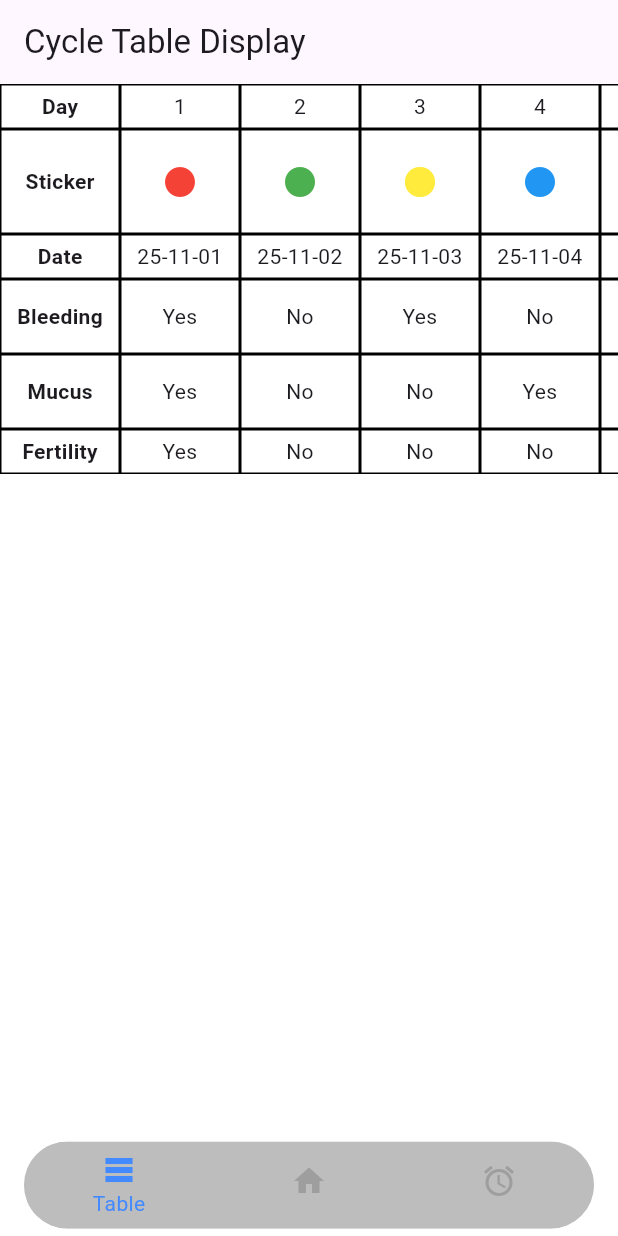
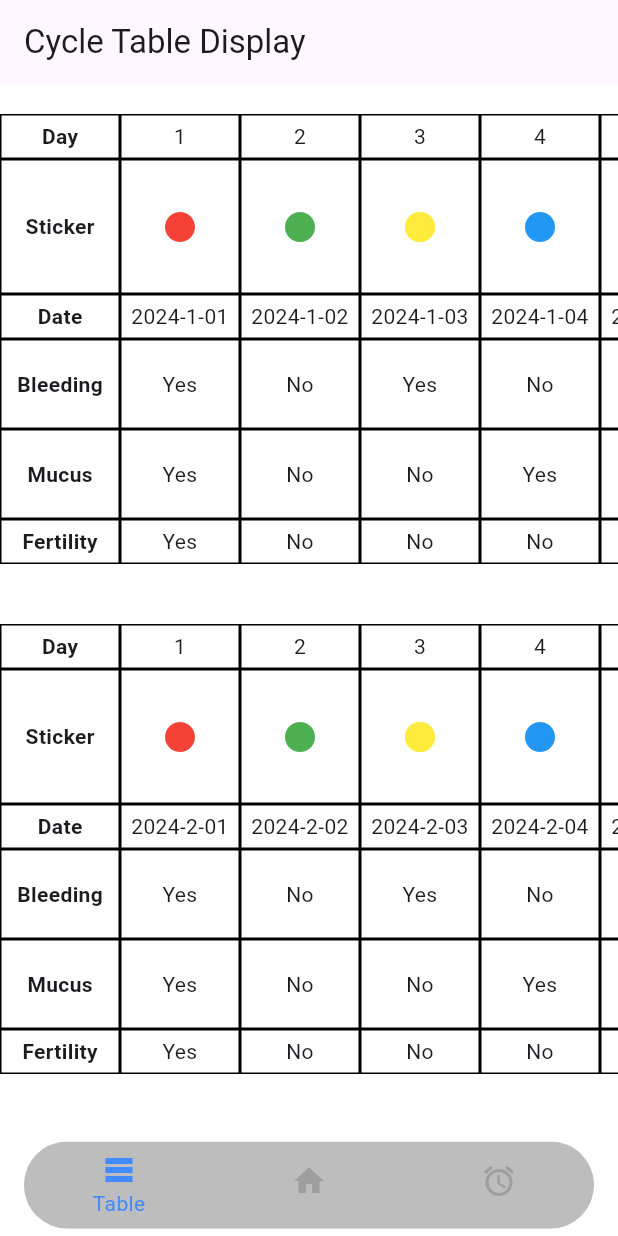
Before and after one commit to Frantisekkk/creighton, a Flutter app: the screen it shows after launch, on a phone screen of 412 x 824 dp. Run offline on Flutter 3.47's test engine with Material 3 defaults, Android fonts, the phone set to English and light mode, and no system bars.

Commit message:
implementation of multiple rows of cycles in table area with correct stable same height for every device. layout ready for api

```diff
--- a/lib/api_services/api_service.dart
+++ b/lib/api_services/api_service.dart
@@ -9,7 +9,7 @@ class ApiService {
   // Fetch day data by date (for day page)
   Future<Map<String, dynamic>> fetchDayData(String date) async {
     final url = Uri.parse('$baseUrl/day?date=$date');
-    // print(url);
+    print(url);
     try {
       final response = await http.get(url);
       if (response.statusCode == 200) {
--- a/lib/pages/StickerDisplay.dart
+++ b/lib/pages/StickerDisplay.dart
@@ -5,8 +5,10 @@ class CycleTablePage extends StatelessWidget {
 
   @override
   Widget build(BuildContext context) {
-    // Example data
-    final List<Map<String, String>> cycleData = List.generate(30, (index) {
+    // Example data with multiple cycles
+    final List<List<Map<String, String>>> cycleData =
+        List.generate(4, (cycleIndex) {
+      return List.generate(30, (index) {
         return {
           "day": (index + 1).toString(),
           "sticker": [
@@ -17,81 +19,92 @@ class CycleTablePage extends StatelessWidget {
             "purple",
             "white"
           ][index % 6], // Example stickers
-        "date": "25-11-${(index + 1).toString().padLeft(2, '0')}",
+          "date":
+              "2024-${cycleIndex + 1}-${(index + 1).toString().padLeft(2, '0')}",
           "bleeding": index % 2 == 0 ? "Yes" : "No",
           "mucus": index % 3 == 0 ? "Yes" : "No",
           "fertility": index % 4 == 0 ? "Yes" : "No",
         };
+      });
     });
 
     return Scaffold(
       appBar: AppBar(
         title: const Text('Cycle Table Display'),
       ),
-      body: LayoutBuilder(
-        builder: (context, constraints) {
-          return SingleChildScrollView(
+      body: SingleChildScrollView(
+        scrollDirection: Axis.vertical,
+        child: Column(
+          crossAxisAlignment: CrossAxisAlignment.start,
+          children: cycleData.map((cycle) {
+            return Padding(
+              padding: const EdgeInsets.symmetric(vertical: 20),
+              child: SingleChildScrollView(
                 scrollDirection: Axis.horizontal,
+                child: CycleRowWidget(
+                  cycleData: cycle,
+                  rowHeight: 300, // Fixed height
+                ),
+              ),
+            );
+          }).toList(),
+        ),
+      ),
+    );
+  }
+}
+
+class CycleRowWidget extends StatelessWidget {
+  final List<Map<String, String>> cycleData;
+  final double rowHeight;
+
+  const CycleRowWidget({
+    Key? key,
+    required this.cycleData,
+    required this.rowHeight,
+  }) : super(key: key);
+
+  @override
+  Widget build(BuildContext context) {
+    return SizedBox(
+      height: rowHeight,
       child: Column(
         crossAxisAlignment: CrossAxisAlignment.start,
         children: [
-                _buildRowHeader(
-                  "Day",
-                  cycleData,
-                  (data) => data['day']!,
-                  height: 30,
-                ),
+          _buildRowHeader("Day", (data) => data['day']!,
+              height: rowHeight * 0.1),
           _buildRowHeader(
             "Sticker",
-                  cycleData,
             (data) => '',
-                  height: 70,
+            height: rowHeight * 0.3,
             iconBuilder: (data) => Icon(
               Icons.circle,
               color: _getColor(data['sticker']!),
             ),
           ),
-                _buildRowHeader(
-                  "Date",
-                  cycleData,
-                  (data) => data['date']!,
-                  height: 30,
-                ),
-                _buildRowHeader(
-                  "Bleeding",
-                  cycleData,
-                  (data) => data['bleeding']!,
-                  height: 50,
-                ),
-                _buildRowHeader(
-                  "Mucus",
-                  cycleData,
-                  (data) => data['mucus']!,
-                  height: 50,
-                ),
-                _buildRowHeader(
-                  "Fertility",
-                  cycleData,
-                  (data) => data['fertility']!,
-                  height: 30,
-                ),
+          _buildRowHeader("Date", (data) => data['date']!,
+              height: rowHeight * 0.1),
+          _buildRowHeader("Bleeding", (data) => data['bleeding']!,
+              height: rowHeight * 0.2),
+          _buildRowHeader("Mucus", (data) => data['mucus']!,
+              height: rowHeight * 0.2),
+          _buildRowHeader("Fertility", (data) => data['fertility']!,
+              height: rowHeight * 0.1),
         ],
-            ),
-          );
-        },
       ),
     );
   }
 
-  // Builds a row for the table with header and dynamic content
   Widget _buildRowHeader(
     String header,
-    List<Map<String, String>> cycleData,
     String Function(Map<String, String>) dataExtractor, {
+    required double height,
     Widget Function(Map<String, String>)? iconBuilder,
-    double height = 50, // Default row height
   }) {
-    return Row(
+    return SingleChildScrollView(
+      scrollDirection: Axis.horizontal,
+      child: Row(
+        mainAxisSize: MainAxisSize.min,
         crossAxisAlignment: CrossAxisAlignment.center,
         children: [
           Container(
@@ -99,6 +112,7 @@ class CycleTablePage extends StatelessWidget {
             height: height,
             alignment: Alignment.center,
             decoration: BoxDecoration(
+              // left header for the table
               border: Border.all(color: Colors.black, width: 1),
             ),
             child: Text(
@@ -107,6 +121,7 @@ class CycleTablePage extends StatelessWidget {
             ),
           ),
           Row(
+            //whole table of data without header
             children: cycleData.map((data) {
               return Container(
                 width: 80,
@@ -125,10 +140,10 @@ class CycleTablePage extends StatelessWidget {
             }).toList(),
           ),
         ],
+      ),
     );
   }
 
-  // Helper function to map sticker colors
   static Color _getColor(String sticker) {
     switch (sticker.toLowerCase()) {
       case 'red':
```
Lines whose indentation alone changed are shown as unchanged.
